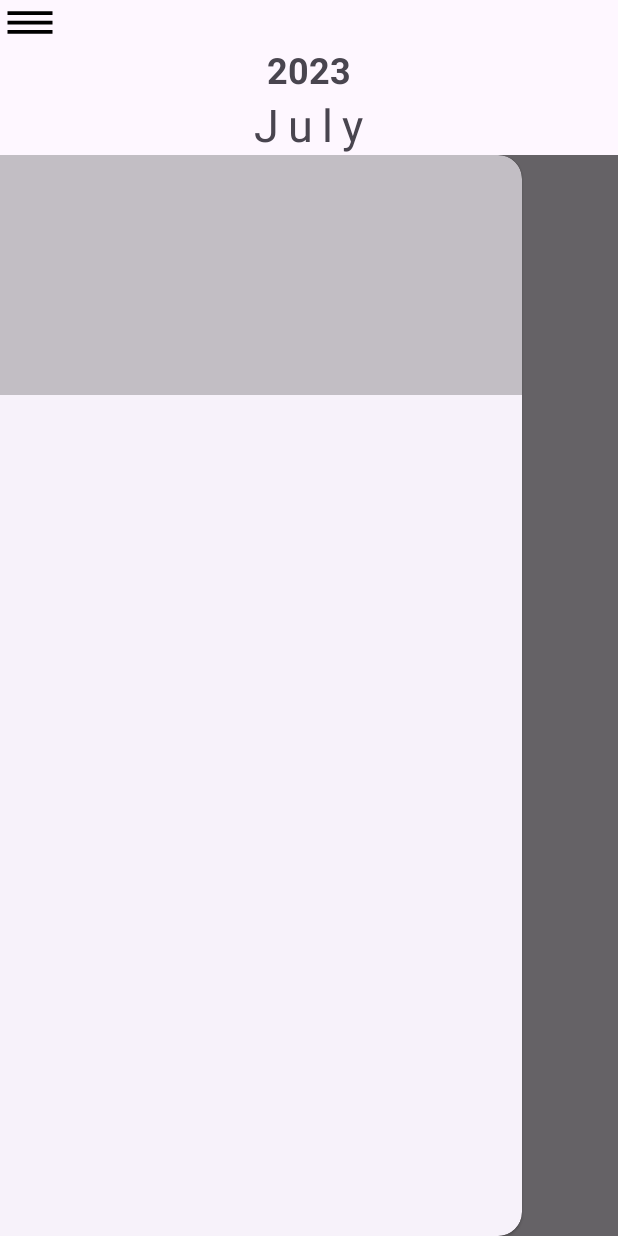
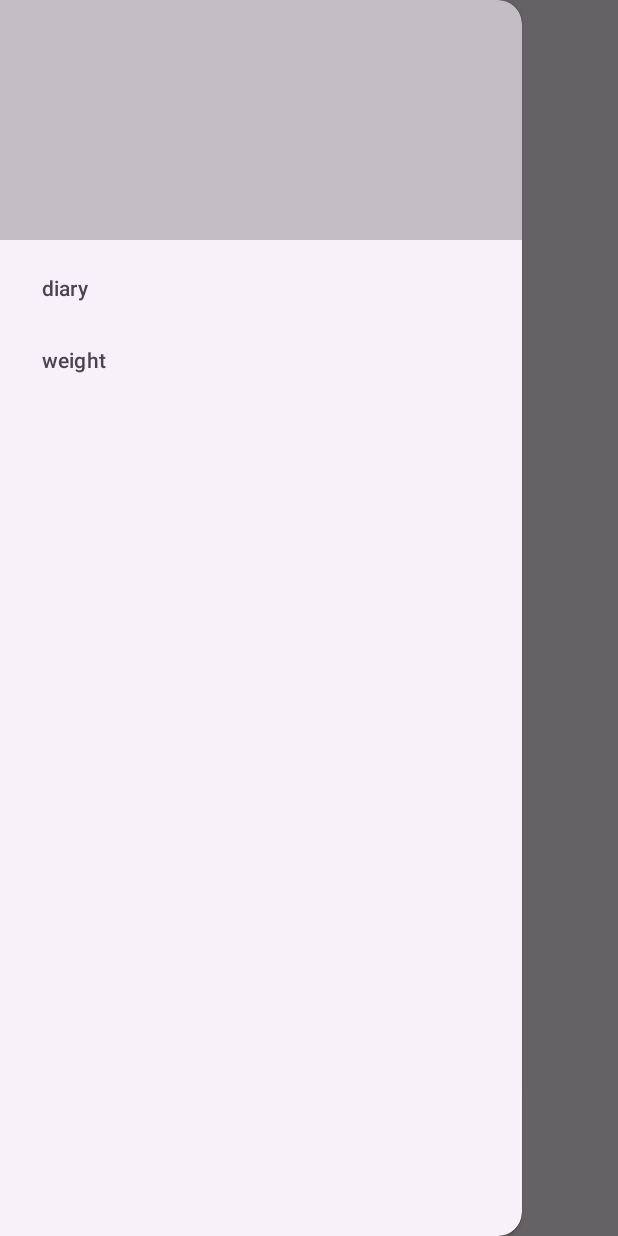
Before and after one commit to parkkh220706/FitnessDiary, an Android app: the screen it shows after launch (MainActivity), after a tap on an icon or button, on a phone screen of 412 x 824 dp. Run offline under Robolectric (Android 15) with nearby library versions, the phone set to English and light mode, and no system bars; libraries missing offline, so code that uses them is left out: com.kizitonwose.calendar; plain views replace CalendarView; 7 statements that could not run were skipped.

```diff
--- a/app/src/main/AndroidManifest.xml
+++ b/app/src/main/AndroidManifest.xml
@@ -13,6 +13,9 @@
         android:theme="@style/Theme.FitnessDiary"
         tools:targetApi="31">
         <activity
+            android:name=".WeightActivity"
+            android:exported="false" />
+        <activity
             android:name=".MainActivity"
             android:exported="true">
             <intent-filter>
--- a/app/src/main/java/com/hong_dev/fitnessdiary/MainActivity.kt
+++ b/app/src/main/java/com/hong_dev/fitnessdiary/MainActivity.kt
@@ -1,8 +1,12 @@
 package com.hong_dev.fitnessdiary
 
+import android.content.ContentValues.TAG
+import android.content.Intent
 import androidx.appcompat.app.AppCompatActivity
 import android.os.Bundle
+import android.util.Log
 import android.view.Gravity
+import android.view.MenuItem
 import android.view.View
 import android.view.ViewGroup
 import android.widget.CalendarView
@@ -35,12 +39,16 @@ class MainActivity : AppCompatActivity() {
 
     private lateinit var binding: ActivityMainBinding
     private lateinit var calendarView: com.kizitonwose.calendar.view.CalendarView
+    private lateinit var drawerLayout: DrawerLayout
 
 
     override fun onCreate(savedInstanceState: Bundle?) {
         binding= ActivityMainBinding.inflate(layoutInflater)
         super.onCreate(savedInstanceState)
         setContentView(binding.root)
+
+        drawerLayout = binding.mainDrawerLayout
+        calendarView = binding.OneDayCalendar
 
         class DayViewContainer(view: View) : ViewContainer(view) {
             val textView = CalendarDayBinding.bind(view).calendarDayText
@@ -51,21 +59,31 @@ class MainActivity : AppCompatActivity() {
         }
 
         binding.btnMenu.setOnClickListener {
-            if (!binding.drawerLayout.isDrawerOpen(Gravity.LEFT)){
-                binding.drawerLayout.openDrawer(Gravity.LEFT)
+            if (!drawerLayout.isDrawerOpen(Gravity.LEFT)){
+                drawerLayout.openDrawer(Gravity.LEFT)
             } else {
-                binding.drawerLayout.closeDrawer(Gravity.LEFT)
+                drawerLayout.closeDrawer(Gravity.LEFT)
             }
+        }
+
+        binding.nav.setNavigationItemSelectedListener {
+            when(it.itemId){
+                R.id.menu_home -> {
+                    val intent = Intent(this, MainActivity::class.java)
+                    startActivity(intent)
+                }
+                R.id.menu_weight -> {
+                    val intent = Intent(this, WeightActivity::class.java)
+                    startActivity(intent)
+                }
+            }
+            true
         }
 
 
 
 
-
-
-        calendarView = binding.OneDayCalendar
-
-        calendarView.monthScrollListener = {
+            calendarView.monthScrollListener = {
             updateTitle()
         }
 
@@ -108,4 +126,8 @@ class MainActivity : AppCompatActivity() {
         binding.YearText.text = month.year.toString()
         binding.MonthText.text = month.month.name
     }
+
+
+
+
 }
--- a/app/src/main/res/layout/activity_main.xml
+++ b/app/src/main/res/layout/activity_main.xml
@@ -1,17 +1,21 @@
 <?xml version="1.0" encoding="utf-8"?>
-<androidx.appcompat.widget.LinearLayoutCompat xmlns:android="http://schemas.android.com/apk/res/android"
+<androidx.drawerlayout.widget.DrawerLayout xmlns:android="http://schemas.android.com/apk/res/android"
     xmlns:app="http://schemas.android.com/apk/res-auto"
     xmlns:tools="http://schemas.android.com/tools"
     android:layout_width="match_parent"
     android:layout_height="match_parent"
-    android:orientation="vertical"
+    android:id="@+id/main_drawer_layout"
     tools:context=".MainActivity">
 
 
+        <androidx.appcompat.widget.LinearLayoutCompat
+            android:layout_width="match_parent"
+            android:layout_height="wrap_content"
+            android:orientation="vertical">
 
             <com.google.android.material.appbar.AppBarLayout
                 android:layout_width="match_parent"
-        android:layout_height="wrap_content"
+                android:layout_height="100dp"
                 android:id="@+id/Appbar">
 
                 <Button
@@ -41,16 +45,6 @@
 
             </com.google.android.material.appbar.AppBarLayout>
 
-
-    <androidx.drawerlayout.widget.DrawerLayout
-        android:layout_width="match_parent"
-        android:id="@+id/drawer_layout"
-        android:layout_height="match_parent">
-
-        <RelativeLayout
-            android:layout_width="match_parent"
-            android:layout_height="match_parent">
-
             <com.kizitonwose.calendar.view.CalendarView
                 app:cv_outDateStyle="endOfGrid"
                 android:layout_width="match_parent"
@@ -59,23 +53,19 @@
                 app:cv_monthHeaderResource="@layout/calendar_header"
                 android:id="@+id/OneDayCalendar"/>
 
-        </RelativeLayout>
+
+        </androidx.appcompat.widget.LinearLayoutCompat>
+
 
         <com.google.android.material.navigation.NavigationView
             android:layout_width="match_parent"
             android:layout_height="match_parent"
             android:id="@+id/nav"
-            android:layout_gravity="left"
-            app:headerLayout="@layout/drawer_header"/>
-
-    </androidx.drawerlayout.widget.DrawerLayout>
+            android:layout_gravity="start"
+            app:headerLayout="@layout/drawer_header"
+            app:menu="@menu/drawer_menu"/>
 
 
 
 
-
-
-
-
-
-</androidx.appcompat.widget.LinearLayoutCompat>
+</androidx.drawerlayout.widget.DrawerLayout>
--- /dev/null
+++ b/app/src/main/res/menu/drawer_menu.xml
@@ -0,0 +1,10 @@
+<?xml version="1.0" encoding="utf-8"?>
+<menu xmlns:android="http://schemas.android.com/apk/res/android">
+
+    <item android:id="@+id/menu_home"
+        android:title="diary"/>
+
+    <item android:id="@+id/menu_weight"
+        android:title="weight"/>
+
+</menu>
```
Also changed, not shown: app/src/main/java/com/hong_dev/fitnessdiary/WeightActivity.kt (added, +46 -0 lines), app/src/main/res/layout/activity_weight.xml (added, +49 -0 lines). Lines whose indentation alone changed are shown as unchanged.
